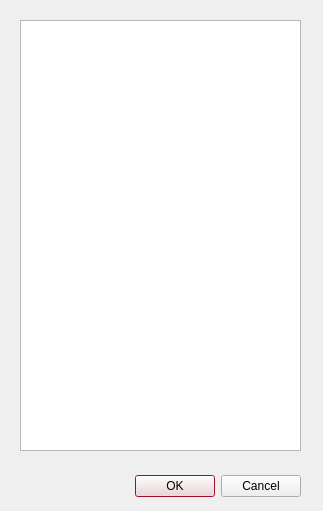
Qt form cuACS/viewmatches.ui (cameronhawtin/Animal-Farm-cuACS) before a commit.
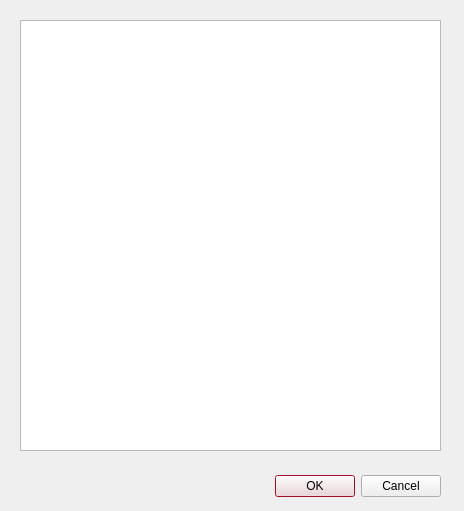
The same form after that commit.

```diff
--- a/cuACS/viewmatches.ui
+++ b/cuACS/viewmatches.ui
@@ -6,7 +6,7 @@
    <rect>
     <x>0</x>
     <y>0</y>
-    <width>323</width>
+    <width>464</width>
     <height>511</height>
    </rect>
   </property>
@@ -161,7 +161,7 @@
   <widget class="QDialogButtonBox" name="buttonBox">
    <property name="geometry">
     <rect>
-     <x>-40</x>
+     <x>100</x>
      <y>470</y>
      <width>341</width>
      <height>32</height>
@@ -179,7 +179,7 @@
     <rect>
      <x>20</x>
      <y>20</y>
-     <width>281</width>
+     <width>421</width>
      <height>431</height>
     </rect>
    </property>
```
Left out of the diff: 2 changed lines with no effect on the pictures.
